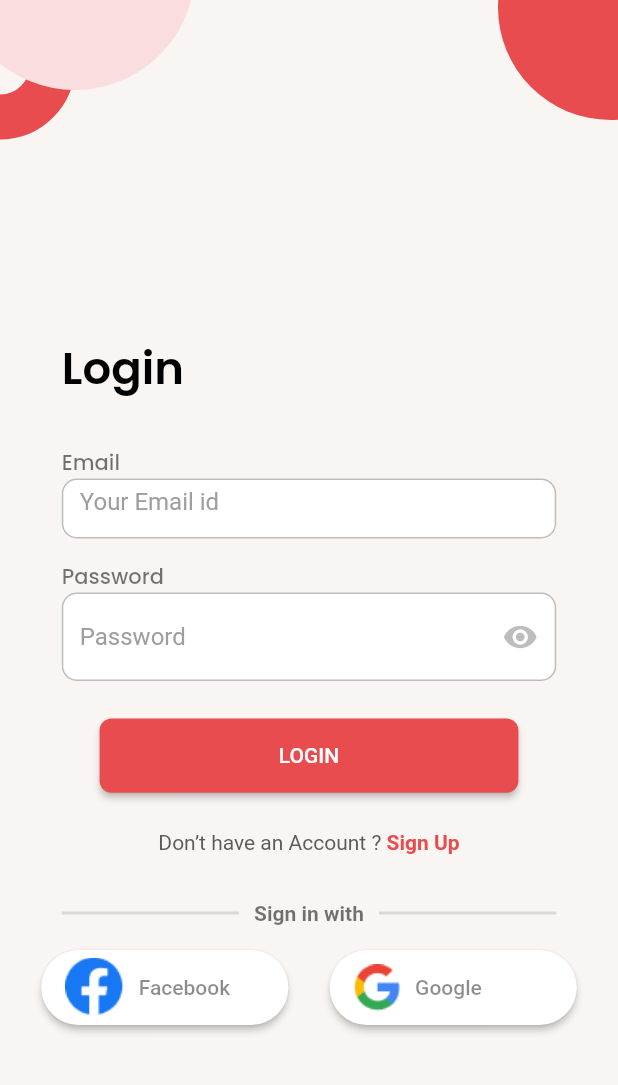
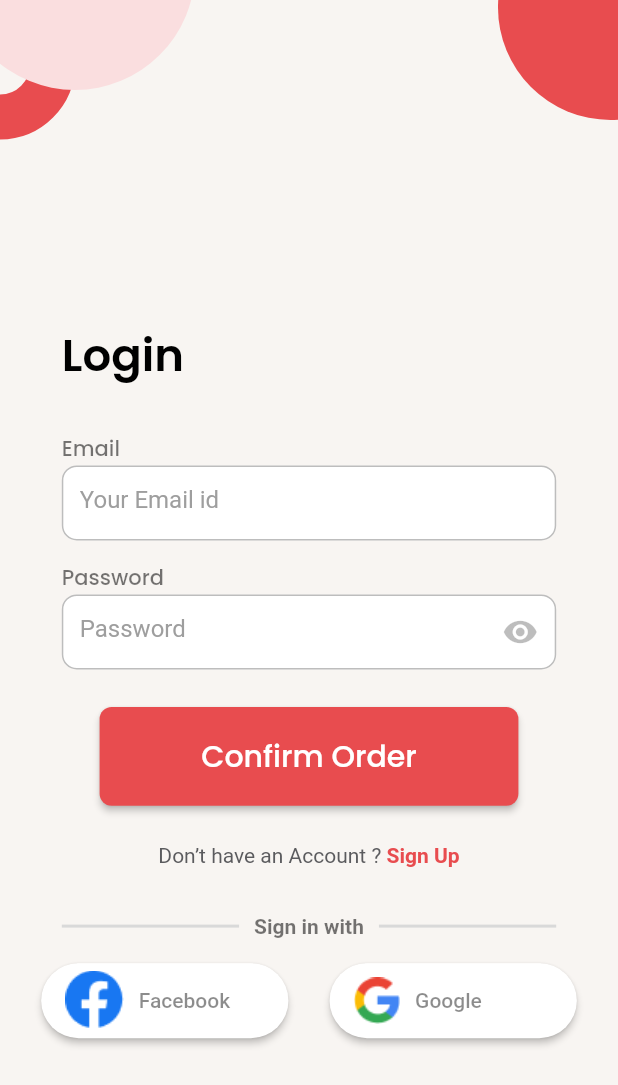
Before and after one commit to kartikjetani/canteenapp, a Flutter app: the screen it shows after launch, on a phone screen of 412 x 824 dp. Shown: the top 1085 px of the screen. Run offline on Flutter 3.47's test engine with Material 2 defaults, Android fonts, the phone set to English and light mode, and no system bars; our stand-ins replace cloud_firestore, firebase_auth, firebase_core, firebase_messaging, flutter_local_notifications, get and 4 more; missing offline and left inert: cashfree_pg, flutter_facebook_auth; accounts and stored records are empty.

Commit message:
UI changes
Day 1

```diff
--- a/lib/components/password_input_box.dart
+++ b/lib/components/password_input_box.dart
@@ -32,6 +32,7 @@ class _PasswordInputState extends State<PasswordInput> {
                     color: Colors.black54, fontWeight: FontWeight.w500))),
         Container(
           width: size.width * 0.8,
+          height: 50,
           child: TextField(
             obscureText: _isVisible,
             onChanged: widget.onChanged,
--- a/lib/components/primary_btn_red.dart
+++ b/lib/components/primary_btn_red.dart
@@ -1,4 +1,5 @@
 import 'package:flutter/material.dart';
+import 'package:google_fonts/google_fonts.dart';
 
 class PrimaryBtn extends StatelessWidget {
   final Widget child;
@@ -20,10 +21,17 @@ class PrimaryBtn extends StatelessWidget {
               borderRadius: BorderRadius.circular(8.0),
             ))),
         child: Container(
-          height: size.height * 0.06,
+          height: size.height * 0.08,
           width: size.width * 0.6,
           alignment: Alignment.center,
-          child: child,
+          child: Text(
+            "Confirm Order",
+            style: GoogleFonts.poppins(
+                fontSize: 20,
+                fontWeight: FontWeight.w500,
+                fontStyle: FontStyle.normal,
+                color: Color.fromRGBO(255, 255, 255, 1)),
+          ),
         ));
   }
 }
--- a/lib/components/text_input_box.dart
+++ b/lib/components/text_input_box.dart
@@ -24,7 +24,7 @@ class MyInputBox extends StatelessWidget {
                     color: Colors.black54, fontWeight: FontWeight.w500))),
         Container(
           width: size.width * 0.8,
-          height: 40,
+          height: 50,
           child: TextField(
             onChanged: onChanged,
             decoration: InputDecoration(
```
Also changed, not shown: lib/screens/checkout_screen.dart (+18 -4 lines), lib/screens/home_screen.dart (+19 -2 lines).
